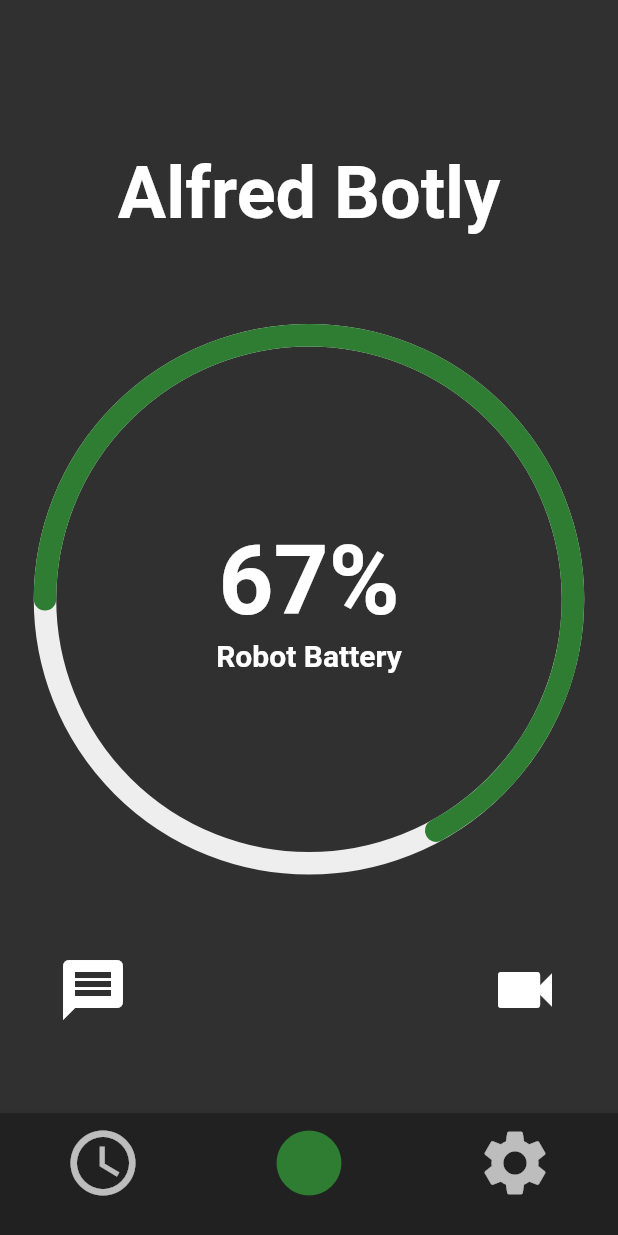
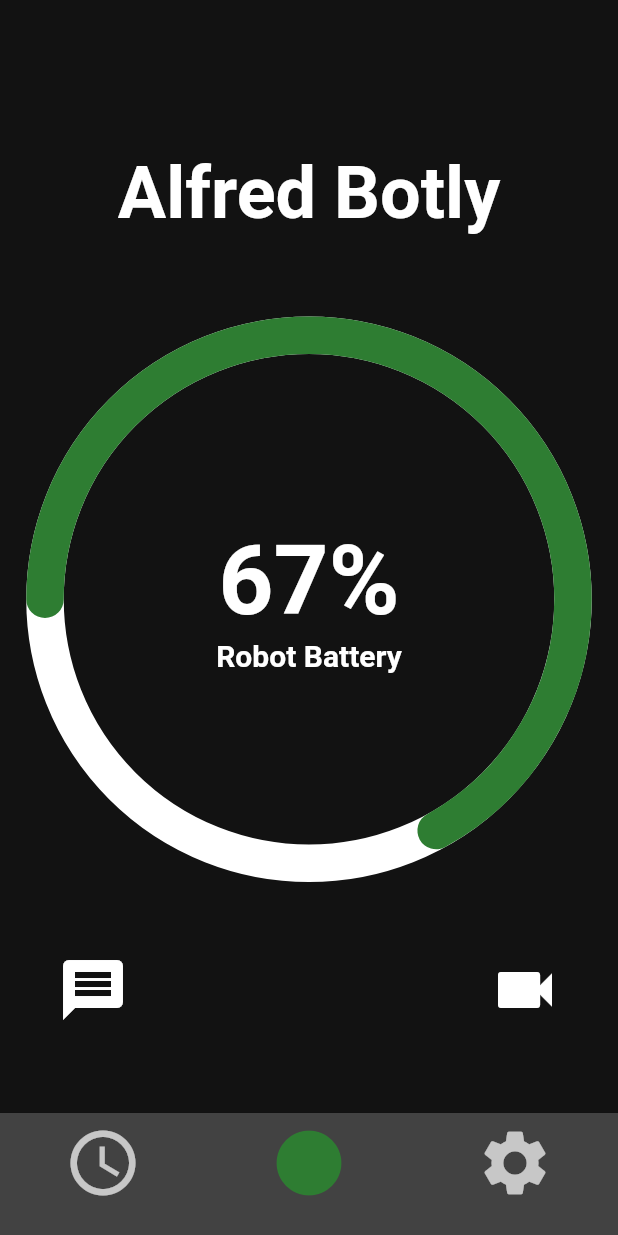
Before and after one commit to mars3725/MSB_Companion_App, a Flutter app: the screen it shows after launch, after a tap on "Sign In", on a phone screen of 412 x 824 dp. Run offline on Flutter 3.47's test engine with Material 2 defaults, Android fonts, the phone set to English and light mode, and no system bars; our stand-ins replace firebase_auth, firebase_core; accounts and stored records are empty.

Commit message:
Changed logo Refactored theme

```diff
--- a/lib/home.dart
+++ b/lib/home.dart
@@ -26,10 +26,10 @@ class _HomeState extends State<Home> {
           Expanded(
             child: CustomPaint(
               foregroundPainter: RadialPainter(
-                  bgColor: Colors.grey.shade200,
-                  lineColor: Theme.of(context).primaryColor,
+                  bgColor: Theme.of(context).colorScheme.inverseSurface,
+                  lineColor: Theme.of(context).colorScheme.primary,
                   percent: batteryPercentage.toDouble(),
-                  width: 15.0),
+                  width: 25),
               child: Center(
                 child: Column(
                   mainAxisAlignment: MainAxisAlignment.center,
--- a/lib/login.dart
+++ b/lib/login.dart
@@ -1,7 +1,9 @@
 import 'package:flutter/material.dart';
+import 'package:firebase_auth/firebase_auth.dart';
 
 class Login extends StatefulWidget {
-  const Login({Key? key}) : super(key: key);
+  Login({Key? key}) : super(key: key);
+  final FirebaseAuth auth = FirebaseAuth.instance;
 
   @override
   _LoginState createState() => _LoginState();
@@ -10,33 +12,25 @@ class Login extends StatefulWidget {
 class _LoginState extends State<Login> {
   @override
   Widget build(BuildContext context) {
+
     return Scaffold(
       body: Padding(
         padding: const EdgeInsets.symmetric(horizontal: 24.0, vertical: 250),
         child: Column(
           mainAxisAlignment: MainAxisAlignment.spaceAround,
           children: [
-            Image.asset('assets/logo.png'),
-            const Center(
-              child: Text('To improve the lives of patients with Alzheimer’s disease and related dementias',
-                textAlign: TextAlign.center,
-              ),
+            Padding(
+              padding: const EdgeInsets.symmetric(horizontal: 50),
+              child: Image.asset('assets/logo_alt.png'),
             ),
-            const Spacer(),
+            const Padding(padding: EdgeInsets.all(10)),
             OutlinedButton(
               onPressed: () {
                 Navigator.of(context).popAndPushNamed('/home');
               },
-              child: Padding(
-                padding: const EdgeInsets.all(10.0),
-                child: Row(
-                  mainAxisSize: MainAxisSize.min,
-                  children: [
-                    Image.asset('assets/google.png', width: 25),
-                    const Padding(padding: EdgeInsets.all(5)),
-                    const Text('Sign In')
-                  ],
-                ),
+              child: const Padding(
+                padding: EdgeInsets.all(10),
+                child: Text('Sign In'),
               ),
             ),
           ],
--- a/lib/main.dart
+++ b/lib/main.dart
@@ -1,10 +1,16 @@
 import 'package:flutter/material.dart';
+import 'package:firebase_core/firebase_core.dart';
+import 'firebase_options.dart';
 
 import 'nav.dart';
 import 'login.dart';
 
-void main() {
-  runApp(const MyApp());
+void main() async {
+  WidgetsFlutterBinding.ensureInitialized();
+  await Firebase.initializeApp(
+    options: DefaultFirebaseOptions.currentPlatform,
+  );
+  runApp(MyApp());
 }
 
 class MyApp extends StatelessWidget {
@@ -16,15 +22,12 @@ class MyApp extends StatelessWidget {
       debugShowCheckedModeBanner: false,
       showSemanticsDebugger: false,
       title: 'Flutter Demo',
-      theme: ThemeData(
-          brightness: Brightness.dark,
-          primaryColor: Colors.green.shade800,
-          appBarTheme: AppBarTheme(backgroundColor: Colors.grey.shade900),
-          bottomAppBarColor: Colors.grey.shade900
-      ),
+      theme: ThemeData.from(colorScheme: ColorScheme.dark(
+          primary: Colors.green.shade800,
+          secondary: Colors.black87)),
       initialRoute: '/login',
       routes: {
-        "/login": (context)=> const Login(),
+        "/login": (context)=> Login(),
         "/home": (context)=> const Nav()
       },
     );
--- a/lib/nav.dart
+++ b/lib/nav.dart
@@ -41,6 +41,7 @@ class _NavState extends State<Nav> {
         child: Nav.widgetOptions.elementAt(_selectedIndex),
       ),
       bottomNavigationBar: BottomNavigationBar(
+        selectedIconTheme: Theme.of(context).iconTheme.copyWith(color: Theme.of(context).colorScheme.primary),
         items: const <BottomNavigationBarItem>[
           BottomNavigationBarItem(
             icon: Icon(Icons.schedule),
--- a/lib/schedule.dart
+++ b/lib/schedule.dart
@@ -32,12 +32,15 @@ class _ScheduleState extends State<Schedule> {
               children: List.generate(TimeOfDay.hoursPerDay*2, (index) {
                 TimeOfDay time = TimeOfDay(hour: index~/2, minute: 0);
 
-                Border _border = const Border.symmetric(horizontal: BorderSide(color: Colors.black));
+                Border _border = Border.symmetric(horizontal: BorderSide(color: Theme.of(context).colorScheme.inverseSurface));
                 Widget _child = Container();
                 Color? _color;
 
                 if (index % 2 == 0) {
-                  _child = Text(time.format(context));
+                  _child = Text(
+                      time.format(context).splitMapJoin(':00', onMatch: (match) => ''),
+                      style: const TextStyle(fontSize: 18)
+                  );
                 } else {
                   for (var e in events) {
                     if (e.start.hour <= time.hour && e.end.hour > time.hour) {
@@ -50,10 +53,14 @@ class _ScheduleState extends State<Schedule> {
                       if (time.hour == middle.toInt()) {
                         if (middle % 1 == 0.5) {
                           _child = Center(child: Text(
-                              e.name, textAlign: TextAlign.center));
+                              e.name,
+                              style: const TextStyle(fontSize: 18),
+                              textAlign: TextAlign.center));
                         } else {
                           _child = Text(
-                              e.name, textAlign: TextAlign.center);
+                              e.name,
+                              style: const TextStyle(fontSize: 18),
+                              textAlign: TextAlign.center);
                         }
                       }
 
--- a/pubspec.yaml
+++ b/pubspec.yaml
@@ -34,6 +34,8 @@ dependencies:
   # The following adds the Cupertino Icons font to your application.
   # Use with the CupertinoIcons class for iOS style icons.
   cupertino_icons: ^1.0.2
+  firebase_core: ^1.13.1
+  firebase_auth: ^3.3.9
 
 dev_dependencies:
   flutter_test:
```
Also changed, not shown: assets/logo.jpg (deleted), assets/logo_alt.png (added), lib/firebase_options.dart (added), pubspec.lock, 1 other file.
